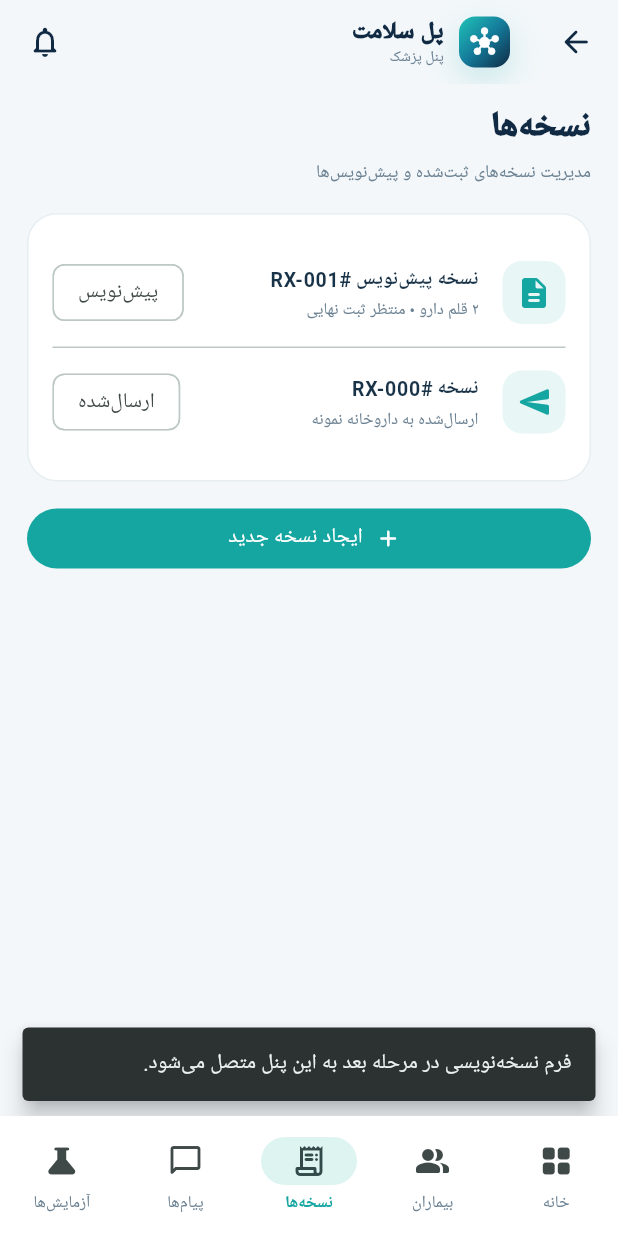
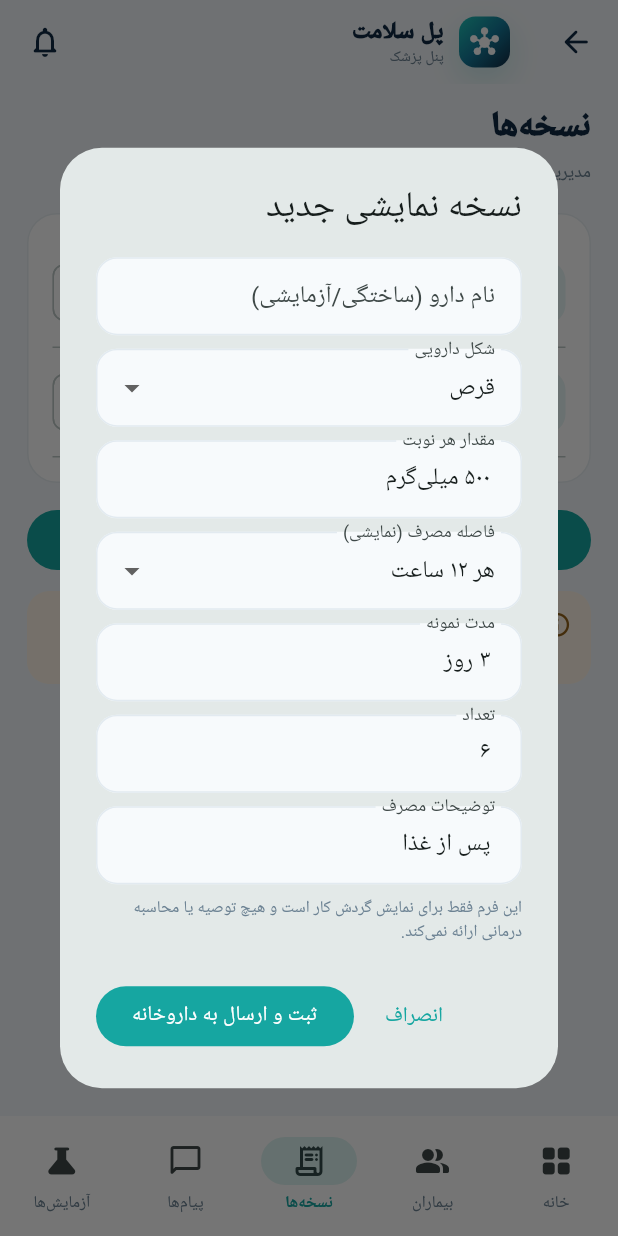
Before and after one commit to lyingtiger88/RxBridge, a Flutter app: the RoleWorkspace screen opened directly with empty values, item 3 of the bottom bar chosen, after a tap on "ایجاد نسخه جدید", on a phone screen of 412 x 824 dp. Run offline on Flutter 3.47's test engine with Material 3 defaults, Android fonts, the phone set to English and light mode, and no system bars; our stand-ins replace flutter_local_notifications, flutter_timezone, sqflite, supabase_flutter, timezone; accounts and stored records are empty.

Commit message:
feat(demo): connect doctor prescription creation to pharmacy dispensing workflow

```diff
--- a/apps/mobile/lib/main.dart
+++ b/apps/mobile/lib/main.dart
@@ -2,6 +2,7 @@ import 'package:flutter/material.dart';
 import 'package:flutter_localizations/flutter_localizations.dart';
 import 'care_pages.dart';
 import 'care_demo_store.dart';
+import 'prescription_demo_store.dart';
 import 'sqlite_care_storage.dart';
 import 'backend_factory.dart';
 import 'backend_config.dart';
@@ -204,7 +205,16 @@ class _RoleWorkspaceState extends State<RoleWorkspace> {
   final noteController = TextEditingController();
 
   @override
+  void initState() {
+    super.initState();
+    DemoPrescriptionStore.instance.addListener(_prescriptionsChanged);
+  }
+
+  void _prescriptionsChanged() { if (mounted) setState(() {}); }
+
+  @override
   void dispose() {
+    DemoPrescriptionStore.instance.removeListener(_prescriptionsChanged);
     search.dispose(); messageController.dispose(); drugController.dispose(); noteController.dispose();
     super.dispose();
   }
@@ -302,6 +312,60 @@ class _RoleWorkspaceState extends State<RoleWorkspace> {
     ),
   );
   Widget _banner(String text, IconData icon, Color bg, Color fg) => Container(padding: const EdgeInsets.all(13), decoration: BoxDecoration(color: bg, borderRadius: BorderRadius.circular(15)), child: Row(crossAxisAlignment: CrossAxisAlignment.start, children: [Icon(icon, color: fg, size: 19), const SizedBox(width: 9), Expanded(child: Text(text, style: TextStyle(color: fg, fontSize: 11, height: 1.55)))]));
+
+  Future<void> _createDemoPrescription() async {
+    final medicine = TextEditingController();
+    final dose = TextEditingController(text: '۵۰۰ میلی‌گرم');
+    final duration = TextEditingController(text: '۳ روز');
+    final quantity = TextEditingController(text: '۶');
+    final instructions = TextEditingController(text: 'پس از غذا');
+    String form = 'قرص';
+    String frequency = 'هر ۱۲ ساعت';
+    try {
+      final accepted = await showDialog<bool>(context: context, builder: (ctx) => StatefulBuilder(
+        builder: (ctx, refresh) => AlertDialog(
+          title: const Text('نسخه نمایشی جدید'),
+          content: SingleChildScrollView(child: Column(mainAxisSize: MainAxisSize.min, children: [
+            TextField(controller: medicine, decoration: const InputDecoration(labelText: 'نام دارو (ساختگی/آزمایشی)')),
+            const SizedBox(height: 9),
+            DropdownButtonFormField<String>(value: form, decoration: const InputDecoration(labelText: 'شکل دارویی'),
+              items: ['قرص','کپسول','شربت','آمپول','شیاف','قطره','سایر'].map((v)=>DropdownMenuItem(value:v,child:Text(v))).toList(),
+              onChanged: (v) { if(v!=null) refresh(()=>form=v); }),
+            const SizedBox(height: 9),
+            TextField(controller: dose, decoration: const InputDecoration(labelText: 'مقدار هر نوبت')),
+            const SizedBox(height: 9),
+            DropdownButtonFormField<String>(value: frequency, decoration: const InputDecoration(labelText: 'فاصله مصرف (نمایشی)'),
+              items: ['هر ۴ ساعت','هر ۶ ساعت','هر ۸ ساعت','هر ۱۲ ساعت','روزانه','طبق دستور پزشک'].map((v)=>DropdownMenuItem(value:v,child:Text(v))).toList(),
+              onChanged: (v) { if(v!=null) refresh(()=>frequency=v); }),
+            const SizedBox(height: 9),
+            TextField(controller: duration, decoration: const InputDecoration(labelText: 'مدت نمونه')),
+            const SizedBox(height: 9),
+            TextField(controller: quantity, keyboardType: TextInputType.number, decoration: const InputDecoration(labelText: 'تعداد')),
+            const SizedBox(height: 9),
+            TextField(controller: instructions, decoration: const InputDecoration(labelText: 'توضیحات مصرف')),
+            const SizedBox(height: 8),
+            const Text('این فرم فقط برای نمایش گردش کار است و هیچ توصیه یا محاسبه درمانی ارائه نمی‌کند.', style: TextStyle(fontSize: 11, color: muted)),
+          ])),
+          actions: [
+            TextButton(onPressed: ()=>Navigator.pop(ctx,false), child: const Text('انصراف')),
+            FilledButton(onPressed: ()=>Navigator.pop(ctx,true), child: const Text('ثبت و ارسال به داروخانه')),
+          ],
+        ),
+      ));
+      if (accepted != true || !mounted) return;
+      DemoPrescriptionStore.instance.add(
+        medicine: medicine.text, form: form, dose: dose.text, frequency: frequency,
+        duration: duration.text, quantity: int.tryParse(quantity.text) ?? 0,
+        instructions: instructions.text,
+      );
+      _toast('نسخه نمایشی ثبت شد و در پنل داروخانه قابل مشاهده است.');
+    } catch (_) {
+      _toast('اطلاعات نسخه کامل یا معتبر نیست.');
+    } finally {
+      medicine.dispose(); dose.dispose(); duration.dispose(); quantity.dispose(); instructions.dispose();
+    }
+  }
+
   Widget _doctorPage() {
     if (tab == 4) { return const CareTrackingPage(clinician: true); }
     if (tab == 1) {
@@ -321,11 +385,15 @@ class _RoleWorkspaceState extends State<RoleWorkspace> {
       return _wrap([
       _heading('نسخه‌ها', 'مدیریت نسخه‌های ثبت‌شده و پیش‌نویس‌ها'),
       _card(child: Column(children: [
-        _rowItem(Icons.description_rounded, 'نسخه پیش‌نویس #RX-001', '۲ قلم دارو • منتظر ثبت نهایی', trailing: const Chip(label: Text('پیش‌نویس'))),
-        const Divider(height: 1),
-        _rowItem(Icons.send_rounded, 'نسخه #RX-000', 'ارسال‌شده به داروخانه نمونه', color: teal, trailing: const Chip(label: Text('ارسال‌شده'))),
+        for (final p in DemoPrescriptionStore.instance.prescriptions) ...[
+          _rowItem(Icons.description_rounded, '${p.id} • ${p.medicine}', '${p.patientName} • ${p.dose} • ${p.frequency}', color: teal, trailing: Chip(label: Text(p.available ? 'ارسال‌شده' : 'کمبود'))),
+          const Divider(height: 1),
+        ],
       ])),
-      const SizedBox(height: 14), FilledButton.icon(onPressed: () => _toast('فرم نسخه‌نویسی در مرحله بعد به این پنل متصل می‌شود.'), icon: const Icon(Icons.add_rounded), label: const Text('ایجاد نسخه جدید')),
+      const SizedBox(height: 14),
+      FilledButton.icon(onPressed: _createDemoPrescription, icon: const Icon(Icons.add_rounded), label: const Text('ایجاد نسخه جدید')),
+      const SizedBox(height: 10),
+      _banner('نسخه‌ها در این حالت نمایشی بین پنل پزشک و داروخانه مشترک‌اند؛ ثبت آن‌ها تجویز پزشکی واقعی نیست.', Icons.info_outline_rounded, const Color(0xFFFFF5E6), const Color(0xFF94631A)),
     ]);
     }
     if (tab == 3) {
@@ -459,9 +527,24 @@ class _RoleWorkspaceState extends State<RoleWorkspace> {
       TextField(controller: search, decoration: const InputDecoration(prefixIcon: Icon(Icons.search_rounded), hintText: 'کد نسخه یا شناسه تست')),
       const SizedBox(height: 12),
       _card(child: Column(children: [
-        _rowItem(Icons.receipt_long_rounded, 'نسخه #RX-TEST-024', '۳ قلم • در انتظار بررسی', color: const Color(0xFFB7791F), trailing: const Icon(Icons.chevron_left_rounded)),
-        const Divider(height: 1), _rowItem(Icons.receipt_long_rounded, 'نسخه #RX-TEST-023', '۲ قلم • تحویل ناقص', color: teal, trailing: const Icon(Icons.chevron_left_rounded)),
+        for (final p in DemoPrescriptionStore.instance.prescriptions) ...[
+          ListTile(
+            contentPadding: EdgeInsets.zero,
+            leading: Icon(Icons.receipt_long_rounded, color: p.available ? teal : const Color(0xFFC65B52)),
+            title: Text('${p.id} • ${p.medicine}', style: const TextStyle(fontWeight: FontWeight.w800, fontSize: 13)),
+            subtitle: Text('${p.patientName} • ${p.form} • ${p.dose}\n${p.frequency} • ${p.duration} • تعداد: ${p.quantity}', style: const TextStyle(fontSize: 11)),
+            isThreeLine: true,
+            trailing: Chip(label: Text(p.available ? 'موجود' : 'ناموجود')),
+          ),
+          Wrap(spacing: 8, children: [
+            OutlinedButton(onPressed: () => DemoPrescriptionStore.instance.setAvailability(p.id, true), child: const Text('ثبت تحویل')),
+            OutlinedButton(onPressed: () => DemoPrescriptionStore.instance.setAvailability(p.id, false), child: const Text('اعلام ناموجودی')),
+          ]),
+          const Divider(height: 12),
+        ],
       ])),
+      const SizedBox(height: 10),
+      _banner('تغییر وضعیت اینجا فوراً در فهرست نسخه‌های نمایشی منعکس می‌شود؛ این گردش کار هنوز به سرور متصل نیست.', Icons.info_outline_rounded, const Color(0xFFFFF5E6), const Color(0xFF94631A)),
     ]);
     }
     if (tab == 2) {
```
